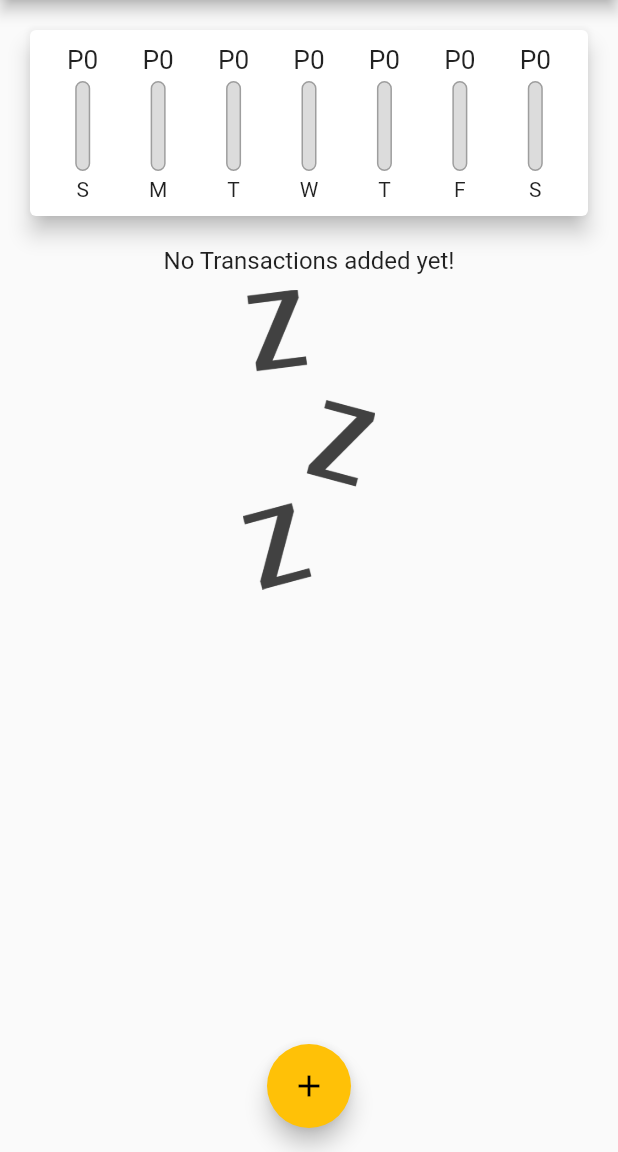
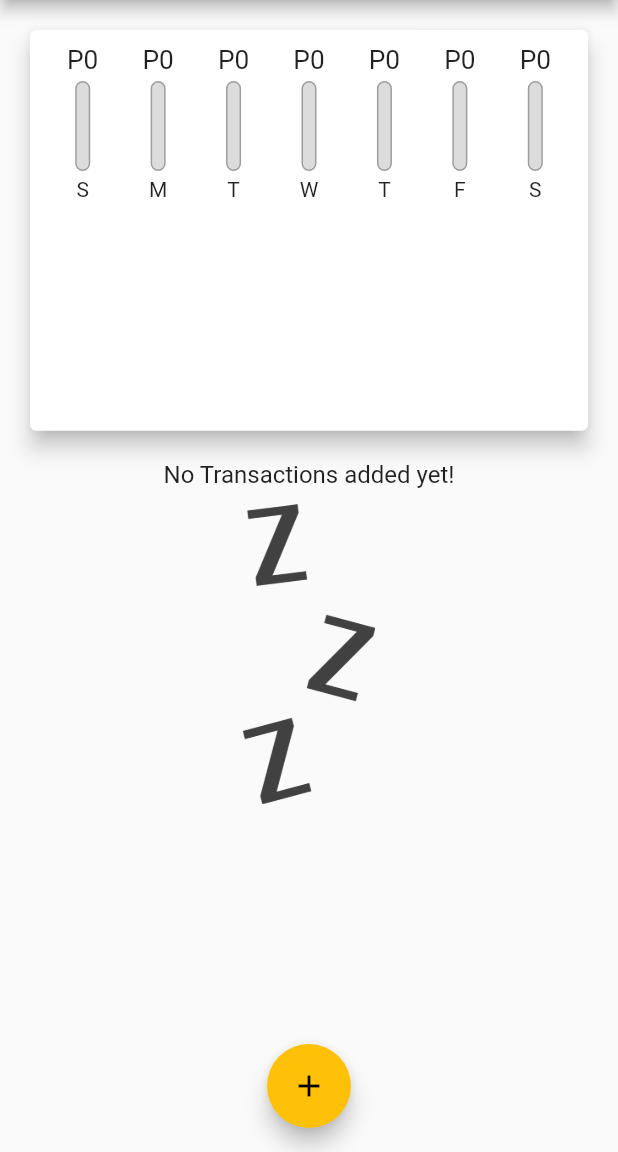
Before and after one commit to EliezerAmbion/flutter_expense_tracker, a Flutter app: the screen it shows after launch, on a phone screen of 412 x 824 dp, the part 84-1236 px from its top. Run offline on Flutter 3.47's test engine with Material 2 defaults, Android fonts, the phone set to English and light mode, and no system bars.

Commit message:
add mediaquery

```diff
--- a/lib/main.dart
+++ b/lib/main.dart
@@ -116,8 +116,7 @@ class _MyHomePageState extends State<MyHomePage> {
 
   @override
   Widget build(BuildContext context) {
-    return Scaffold(
-      appBar: AppBar(
+    final appBar = AppBar(
       title: const Text('Expense Tracker'),
       actions: <Widget>[
         IconButton(
@@ -125,14 +124,30 @@ class _MyHomePageState extends State<MyHomePage> {
           onPressed: () => _startAddNewTransaction(context),
         ),
       ],
-      ),
+    );
+
+    return Scaffold(
+      appBar: appBar,
       body: SingleChildScrollView(
         child: Column(
           crossAxisAlignment: CrossAxisAlignment.stretch,
           children: <Widget>[
-            Chart(_recentTransactions),
-            TransactionList(
-                transactions: _userTransactions, deleteTx: _deleteTransaction),
+            Container(
+                height: (MediaQuery.of(context).size.height -
+                        appBar.preferredSize.height -
+                        MediaQuery.of(context).padding.top) *
+                    0.4,
+                child: Chart(_recentTransactions)),
+            Container(
+              height: (MediaQuery.of(context).size.height -
+                      appBar.preferredSize.height -
+                      MediaQuery.of(context).padding.top) *
+                  0.6,
+              child: TransactionList(
+                transactions: _userTransactions,
+                deleteTx: _deleteTransaction,
+              ),
+            ),
           ],
         ),
       ),
```
Lines whose indentation alone changed are shown as unchanged.
